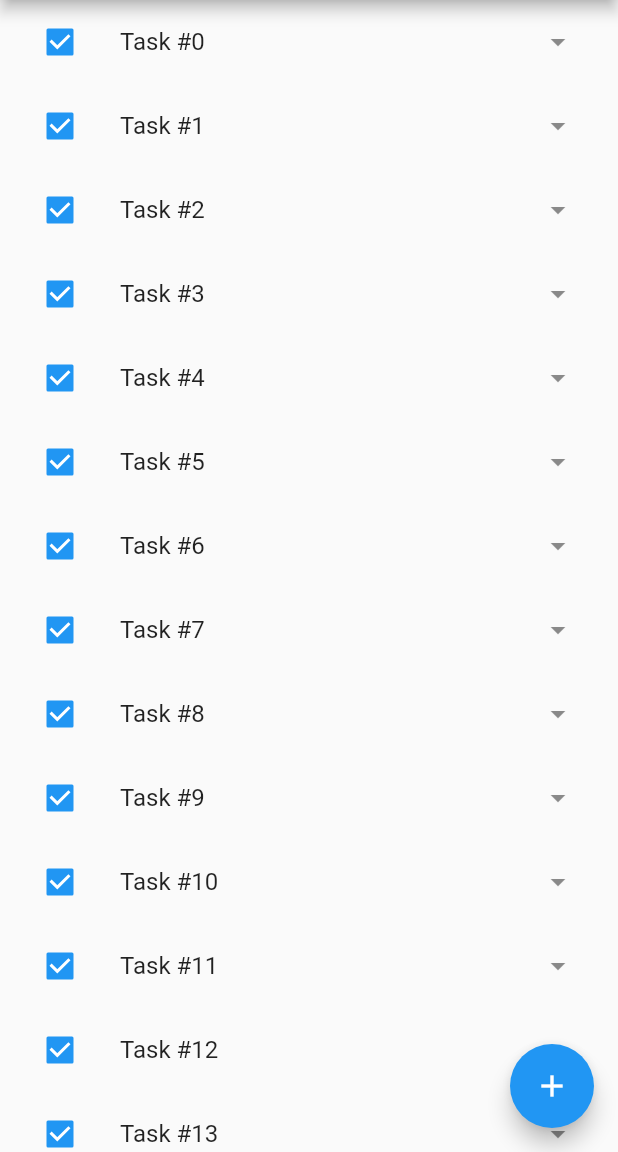
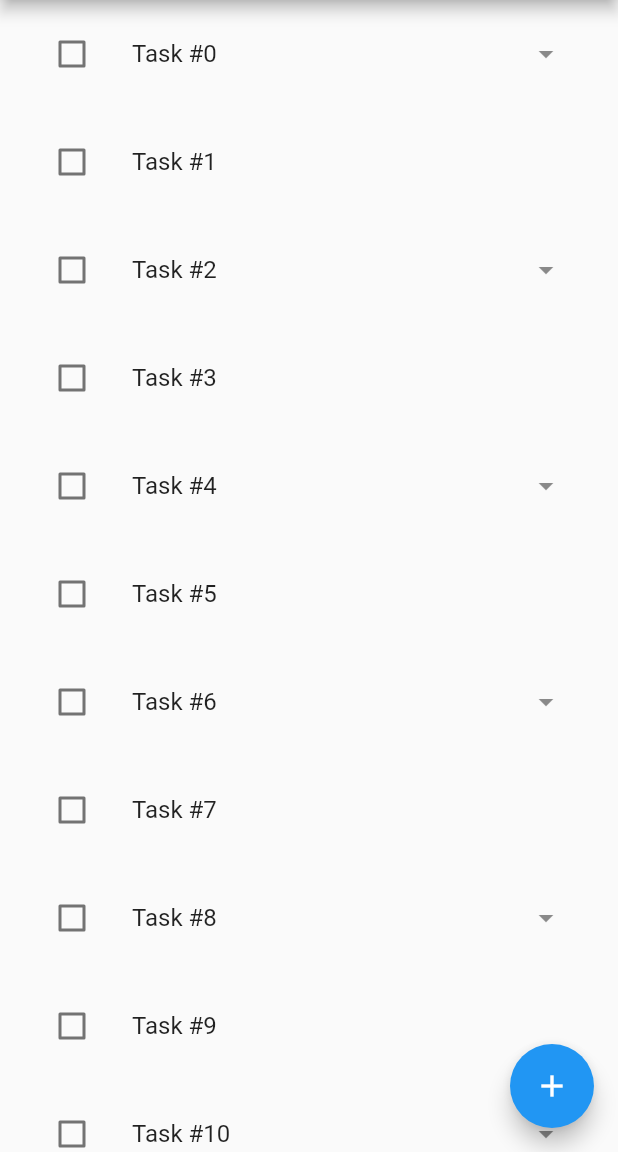
Before and after one commit to AdhamNour/ToDo, a Flutter app: the screen it shows after launch, on a phone screen of 412 x 824 dp, the part 84-1236 px from its top. Run offline on Flutter 3.47's test engine with Material 2 defaults, Android fonts, the phone set to English and light mode, and no system bars.

Commit message:
finished checking the task and showing the drop button conditionally

```diff
--- a/lib/components/TaskList/TaskList.dart
+++ b/lib/components/TaskList/TaskList.dart
@@ -7,7 +7,7 @@ class TaskList extends StatelessWidget {
   @override
   Widget build(BuildContext context) {
     return ListView.builder(
-      itemBuilder: (ctx, index) => TaskListItem(taskName: "Task #$index",),
+      itemBuilder: (ctx, index) => TaskListItem(taskName: "Task #$index", haveSubTasks: index%2==0,),
       itemCount: 15,
     );
   }
--- a/lib/components/TaskList/TaskListItem/TaskListItem.dart
+++ b/lib/components/TaskList/TaskListItem/TaskListItem.dart
@@ -1,23 +1,45 @@
 import 'package:flutter/material.dart';
 
-class TaskListItem extends StatelessWidget {
+class TaskListItem extends StatefulWidget {
   final String taskName;
-  const TaskListItem({Key? key, required this.taskName}) : super(key: key);
+  final bool haveSubTasks;
+  const TaskListItem(
+      {Key? key, required this.taskName, required this.haveSubTasks})
+      : super(key: key);
+
+  @override
+  _TaskListItemState createState() => _TaskListItemState();
+}
+
+class _TaskListItemState extends State<TaskListItem> {
+  bool? checked;
+  Function(bool?)? setChecked;
+  @override
+  void initState() {
+    checked = false;
+    setChecked = (newValue) {
+      setState(() {
+        checked = newValue;
+      });
+    };
+    super.initState();
+  }
 
   @override
   Widget build(BuildContext context) {
-    return ListTile(
-      leading: Checkbox(
-          value: true,
-          onChanged: (newValue) {
-            print('To be implemented... $newValue');
-          }),
-      title: Text(taskName),
-      trailing: IconButton(
-          onPressed: () {
-            print("expand to be implemented...");
-          },
-          icon: Icon(Icons.arrow_drop_down)),
+    return Padding(
+      padding: const EdgeInsets.all(8.0),
+      child: ListTile(
+        leading: Checkbox(value: checked, onChanged: setChecked),
+        title: Text(widget.taskName),
+        trailing: widget.haveSubTasks
+            ? IconButton(
+                onPressed: () {
+                  print("expand to be implemented...");
+                },
+                icon: Icon(Icons.arrow_drop_down))
+            : null,
+      ),
     );
   }
 }
```
